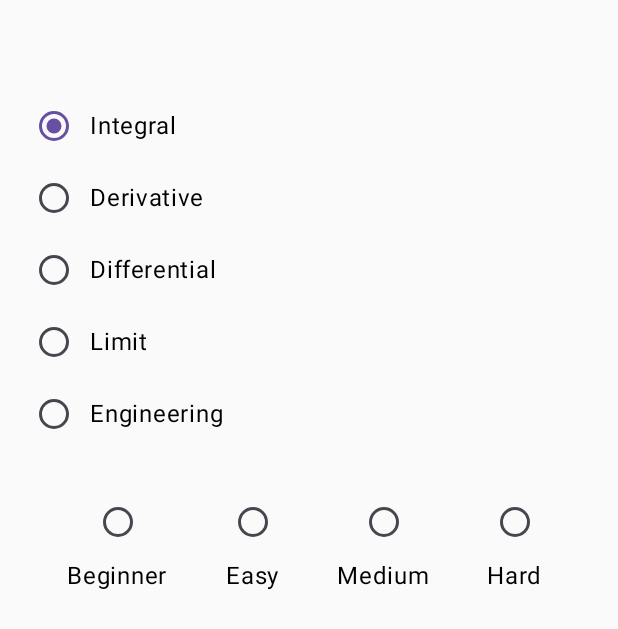
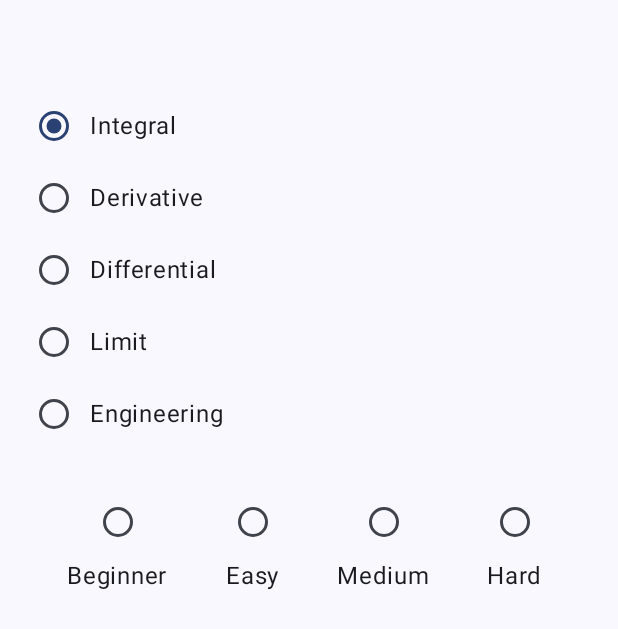
Before and after one commit to Indigo183/daily-integral, an Android app built with Jetpack Compose: the screen it shows after launch (MainActivity), on a phone screen of 412 x 824 dp. Shown: the top 629 px of the screen. Run offline under Robolectric (Android 15) with nearby library versions, the phone set to English and light mode, and no system bars; network calls fail; 1 statement that could not run was skipped.

Commit message:
Implement theming for Android

```diff
--- a/androidApp/build.gradle.kts
+++ b/androidApp/build.gradle.kts
@@ -14,6 +14,8 @@ dependencies {
     implementation(project(":shared"))
 
     implementation(libs.androidx.activity.compose)
+    implementation(libs.androidx.foundation)
+    implementation(libs.androidx.material3)
 
     implementation(libs.compose.uiToolingPreview)
     debugImplementation(libs.compose.uiTooling)
--- a/androidApp/src/main/kotlin/com/dailyintegral/dailyintegral/MainActivity.kt
+++ b/androidApp/src/main/kotlin/com/dailyintegral/dailyintegral/MainActivity.kt
@@ -1,9 +1,20 @@
 package com.dailyintegral.dailyintegral
 
+import android.os.Build
 import android.os.Bundle
 import androidx.activity.ComponentActivity
 import androidx.activity.compose.setContent
 import androidx.activity.enableEdgeToEdge
+import androidx.compose.foundation.isSystemInDarkTheme
+import androidx.compose.foundation.layout.fillMaxSize
+import androidx.compose.material3.MaterialTheme
+import androidx.compose.material3.Surface
+import androidx.compose.material3.Typography
+import androidx.compose.material3.darkColorScheme
+import androidx.compose.material3.dynamicDarkColorScheme
+import androidx.compose.material3.dynamicLightColorScheme
+import androidx.compose.material3.lightColorScheme
+import androidx.compose.ui.Modifier
 
 class MainActivity : ComponentActivity() {
     lateinit var dataStore: AndroidDataStore
@@ -13,8 +24,32 @@ class MainActivity : ComponentActivity() {
         super.onCreate(savedInstanceState)
         dataStore = AndroidDataStore(this)
 
+
         setContent {
-            App(dataStore)
+            val darkTheme = isSystemInDarkTheme()
+
+            val colorScheme = when {
+                Build.VERSION.SDK_INT >= Build.VERSION_CODES.S -> {
+                    if (darkTheme) dynamicDarkColorScheme(this)
+                    else dynamicLightColorScheme(this)
+                }
+
+                darkTheme -> darkColorScheme()
+                else -> lightColorScheme()
+            }
+
+            MaterialTheme(
+                colorScheme = colorScheme,
+                typography = Typography(),
+            ) {
+                Surface(
+                    modifier = Modifier.fillMaxSize(),
+                    color = MaterialTheme.colorScheme.background,
+                    contentColor = MaterialTheme.colorScheme.onBackground,
+                ) {
+                    App(dataStore)
+                }
+            }
         }
     }
 }
--- a/gradle/libs.versions.toml
+++ b/gradle/libs.versions.toml
@@ -19,6 +19,8 @@ kotlinxSerializationJson = "1.13.0"
 ktorClientCore = "3.6.1"
 kwebview = "1.61.0"
 material3 = "1.12.0-alpha03"
+foundation = "1.12.1"
+material3Version = "1.4.0"
 
 [libraries]
 androidx-datastore-preferences = { module = "androidx.datastore:datastore-preferences", version.ref = "datastorePreferences" }
@@ -48,6 +50,8 @@ ktor-client-darwin = { module = "io.ktor:ktor-client-darwin", version.ref = "kto
 ktor-client-okhttp = { module = "io.ktor:ktor-client-okhttp", version.ref = "ktorClientCore" }
 ktor-serialization-kotlinx-json = { module = "io.ktor:ktor-serialization-kotlinx-json", version.ref = "ktorClientCore" }
 kwebview = { module = "io.github.shadmanadman:kwebview", version.ref = "kwebview" }
+androidx-foundation = { group = "androidx.compose.foundation", name = "foundation", version.ref = "foundation" }
+androidx-material3 = { group = "androidx.compose.material3", name = "material3", version.ref = "material3Version" }
 
 [plugins]
 androidApplication = { id = "com.android.application", version.ref = "agp" }
--- a/shared/src/commonMain/kotlin/com/dailyintegral/dailyintegral/App.kt
+++ b/shared/src/commonMain/kotlin/com/dailyintegral/dailyintegral/App.kt
@@ -7,17 +7,20 @@ import androidx.compose.foundation.layout.Spacer
 import androidx.compose.foundation.layout.fillMaxWidth
 import androidx.compose.foundation.layout.height
 import androidx.compose.foundation.layout.padding
-import androidx.compose.material3.MaterialTheme
 import androidx.compose.material3.RadioButton
 import androidx.compose.material3.Text
-import androidx.compose.runtime.*
+import androidx.compose.runtime.Composable
+import androidx.compose.runtime.LaunchedEffect
+import androidx.compose.runtime.getValue
+import androidx.compose.runtime.mutableStateOf
+import androidx.compose.runtime.remember
+import androidx.compose.runtime.setValue
 import androidx.compose.ui.Alignment
 import androidx.compose.ui.Modifier
 import androidx.compose.ui.unit.dp
 
 @Composable
 fun App(dataStore: DataStore) {
-    MaterialTheme {
     var selectedGameMode by remember { mutableStateOf(GameMode.Integral) }
     var selectedDifficulty by remember { mutableStateOf<Difficulty?>(null) }
     var puzzles by remember { mutableStateOf<Map<Puzzle, String>?>(null) }
@@ -84,4 +87,3 @@ fun App(dataStore: DataStore) {
         }// ?: run { selectedDifficulty = null }
     }
 }
-}
```
Also changed, not shown: shared/src/commonMain/kotlin/com/dailyintegral/dailyintegral/LaTeXView.kt (+23 -0 lines). Lines whose indentation alone changed are shown as unchanged.
